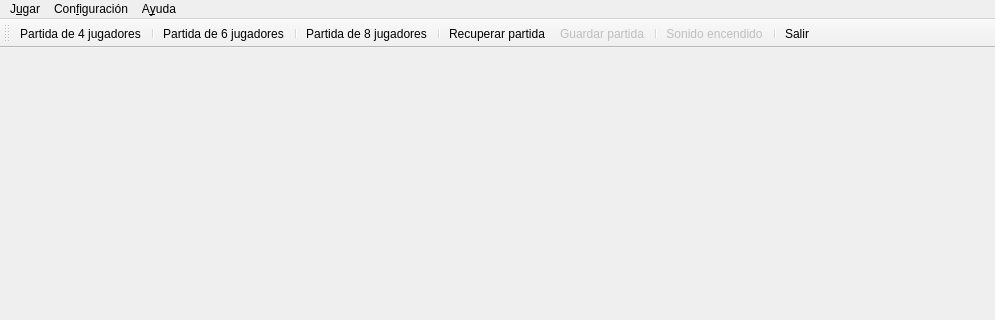
This is ui/frmMain.ui in turulomio/glparchis as Qt 5 draws it before an edit; both pictures show x 0 to 995 and y 0 to 320 of the 995 by 568 pixel window. The edited form follows.
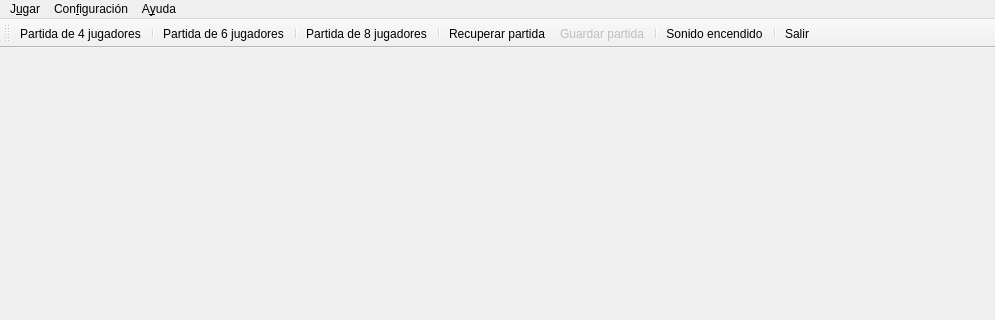
This is the edited form. Icons and pictures are not drawn.

The edit to the form file:
```diff
--- a/ui/frmMain.ui
+++ b/ui/frmMain.ui
@@ -205,9 +205,6 @@
    </property>
   </action>
   <action name="actionSound">
-   <property name="enabled">
-    <bool>false</bool>
-   </property>
    <property name="icon">
     <iconset resource="../images/glparchis.qrc">
      <normaloff>:/glparchis/sound.png</normaloff>:/glparchis/sound.png</iconset>
```
